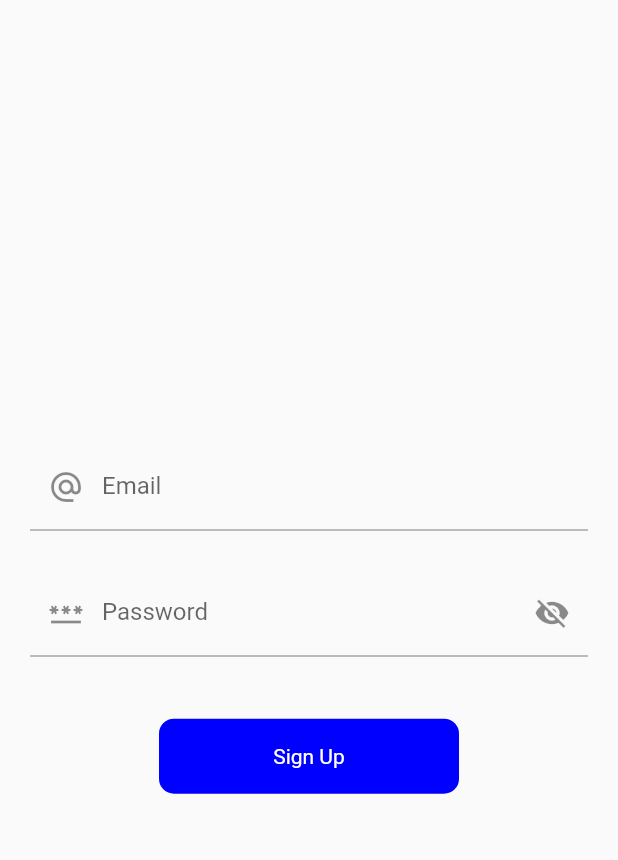
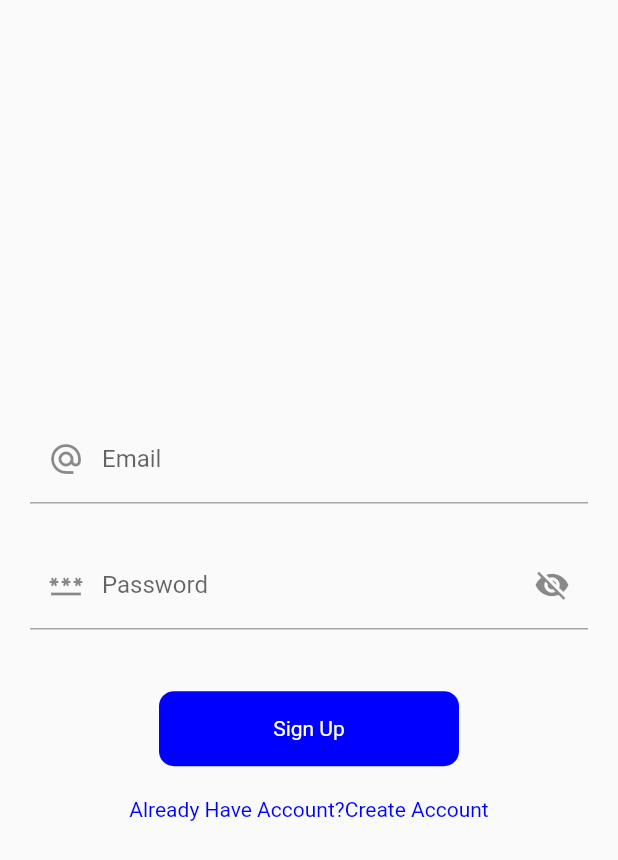
Before and after one commit to Avinash174/MVVM_Try_Provider, a Flutter app: the SignUpScreen screen opened directly, on a phone screen of 412 x 824 dp. Shown: the top 860 px of the screen. Run offline on Flutter 3.47's test engine with Material 2 defaults, Android fonts, the phone set to English and light mode, and no system bars; our stand-ins replace another_flushbar, fluttertoast.

Commit message:
sign up added

```diff
--- a/lib/main.dart
+++ b/lib/main.dart
@@ -2,6 +2,7 @@ import 'package:flutter/material.dart';
 import 'package:mvvm_try/routes/routes.dart';
 import 'package:mvvm_try/routes/routes_name.dart';
 import 'package:mvvm_try/screens/login.screen/login_view_model.dart';
+import 'package:mvvm_try/screens/signup.screen/signup_view_model.dart';
 import 'package:provider/provider.dart';
 
 void main() {
@@ -18,6 +19,9 @@ class MyApp extends StatelessWidget {
       providers: [
         ChangeNotifierProvider(
           create: (_) => LogInViewModel(),
+        ),
+        ChangeNotifierProvider(
+          create: (_) => SignUpViewModel(),
         ),
       ],
       child: MaterialApp(
--- a/lib/screens/signup.screen/signup_screen.dart
+++ b/lib/screens/signup.screen/signup_screen.dart
@@ -1,6 +1,8 @@
 import 'dart:developer';
 
 import 'package:flutter/material.dart';
+import 'package:mvvm_try/res/colors.dart';
+import 'package:mvvm_try/routes/routes.dart';
 import 'package:mvvm_try/screens/signup.screen/signup_view_model.dart';
 import 'package:mvvm_try/utils/utils.dart';
 import 'package:mvvm_try/widget/button.dart';
@@ -14,7 +16,6 @@ class SignUpScreen extends StatefulWidget {
 }
 
 class _SignUpScreenState extends State<SignUpScreen> {
-  @override
   FocusNode emailFocus = FocusNode();
   FocusNode passwordFocus = FocusNode();
 
@@ -118,7 +119,24 @@ class _SignUpScreenState extends State<SignUpScreen> {
                     log('Api hit');
                   }
                 },
-              )
+              ),
+              SizedBox(
+                height: height * .025,
+              ),
+              InkWell(
+                onTap: () {
+                  Navigator.pushNamed(
+                    context,
+                    RoutesName.login,
+                  );
+                },
+                child: const Text(
+                  'Already Have Account?Create Account',
+                  style: TextStyle(
+                    color: AppColors.btnblueColor,
+                  ),
+                ),
+              ),
             ],
           ),
         ),
```
Also changed, not shown: lib/screens/login.screen/login_screen.dart (+12 -3 lines).
